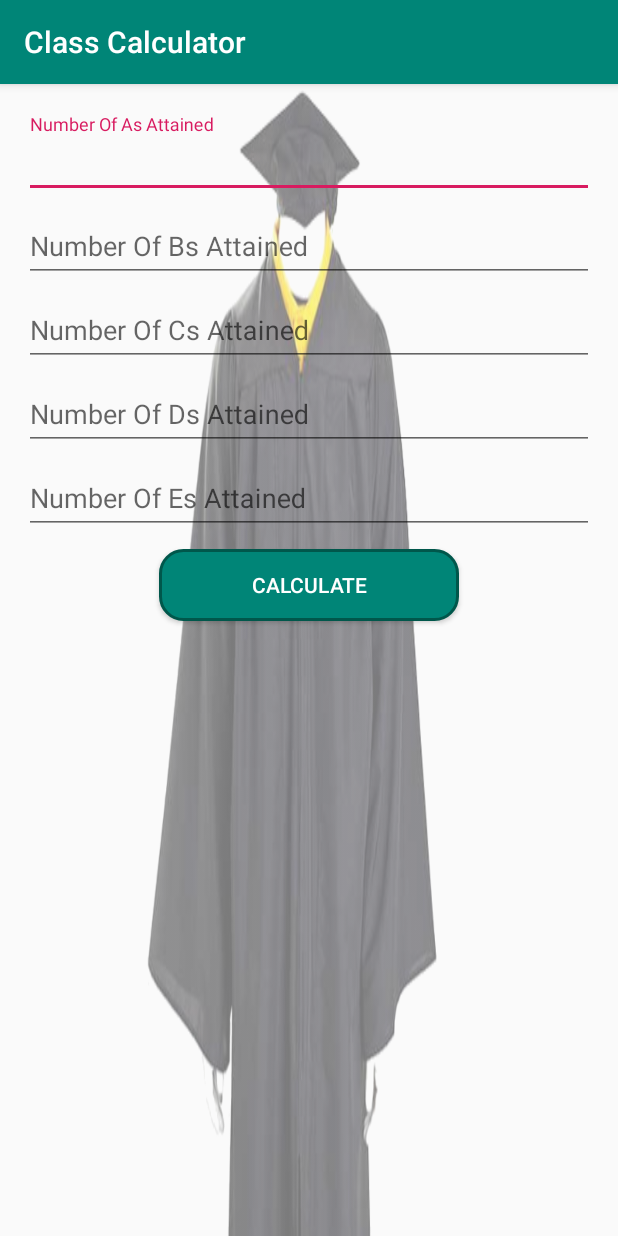
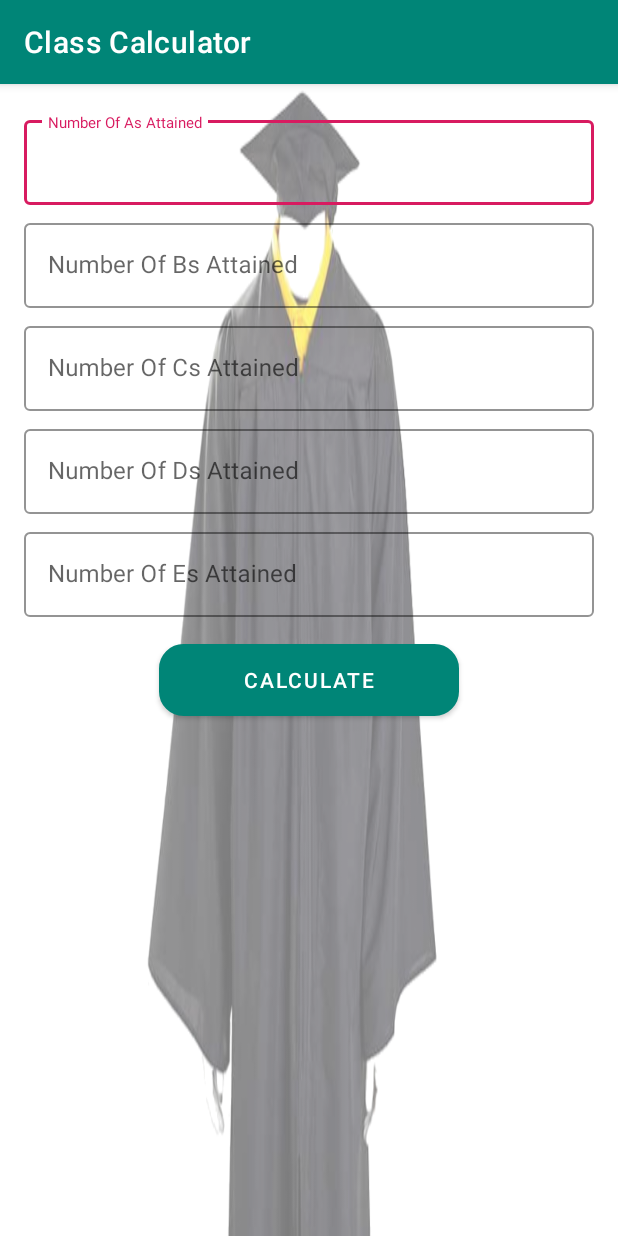
Before and after one commit to polojerry/ClassCalculator, an Android app: the screen it shows after launch (MainActivity), on a phone screen of 412 x 824 dp. Run offline under Robolectric (Android 15) with nearby library versions, the phone set to English and light mode, and no system bars.

Commit message:
Input Designed Changed to Outlined Material TExt Input Layout and TextInputEditText

```diff
--- a/app/src/main/java/com/example/student/classcalculator/MainActivity.java
+++ b/app/src/main/java/com/example/student/classcalculator/MainActivity.java
@@ -1,12 +1,14 @@
 package com.example.student.classcalculator;
 
 import android.content.Intent;
-import android.support.design.widget.TextInputEditText;
-import android.support.v7.app.AppCompatActivity;
 import android.os.Bundle;
 import android.view.View;
 import android.widget.Button;
 import android.widget.Toast;
+
+import androidx.appcompat.app.AppCompatActivity;
+
+import com.google.android.material.textfield.TextInputEditText;
 
 public class MainActivity extends AppCompatActivity {
 
--- a/app/src/main/java/com/example/student/classcalculator/ResultActivity.java
+++ b/app/src/main/java/com/example/student/classcalculator/ResultActivity.java
@@ -1,11 +1,11 @@
 package com.example.student.classcalculator;
 
 import android.content.Intent;
-import androidx.core.app.NavUtils;
-import android.support.v7.app.AppCompatActivity;
 import android.os.Bundle;
 import android.widget.ImageView;
 import android.widget.TextView;
+
+import androidx.appcompat.app.AppCompatActivity;
 
 public class ResultActivity extends AppCompatActivity {
 
--- a/app/src/main/res/layout/activity_main.xml
+++ b/app/src/main/res/layout/activity_main.xml
@@ -1,5 +1,5 @@
 <?xml version="1.0" encoding="utf-8"?>
-<android.support.constraint.ConstraintLayout xmlns:android="http://schemas.android.com/apk/res/android"
+<androidx.constraintlayout.widget.ConstraintLayout xmlns:android="http://schemas.android.com/apk/res/android"
     xmlns:app="http://schemas.android.com/apk/res-auto"
     xmlns:tools="http://schemas.android.com/tools"
     android:layout_width="match_parent"
@@ -7,7 +7,7 @@
     tools:context=".MainActivity"
     android:background="@drawable/gradation_background">
 
-    <android.support.design.widget.TextInputLayout
+    <com.google.android.material.textfield.TextInputLayout
         android:id="@+id/layout_a"
         android:layout_width="match_parent"
         android:layout_height="wrap_content"
@@ -15,20 +15,21 @@
         android:layout_marginTop="20dp"
         android:layout_marginEnd="16dp"
         android:layout_marginBottom="10dp"
+        style="@style/AppTheme.TextInputLayout"
         app:layout_constraintBottom_toTopOf="@+id/layout_b"
         app:layout_constraintEnd_toEndOf="parent"
         app:layout_constraintStart_toStartOf="parent"
         app:layout_constraintTop_toTopOf="parent">
 
-        <android.support.design.widget.TextInputEditText
+        <com.google.android.material.textfield.TextInputEditText
             android:id="@+id/input_a"
             android:layout_width="match_parent"
             android:layout_height="match_parent"
             android:hint="Number Of As Attained" />
 
-    </android.support.design.widget.TextInputLayout>
+    </com.google.android.material.textfield.TextInputLayout>
 
-    <android.support.design.widget.TextInputLayout
+    <com.google.android.material.textfield.TextInputLayout
         android:id="@+id/layout_b"
         android:layout_width="match_parent"
         android:layout_height="wrap_content"
@@ -36,17 +37,18 @@
         android:layout_marginEnd="16dp"
         app:layout_constraintEnd_toEndOf="parent"
         app:layout_constraintStart_toStartOf="parent"
-        app:layout_constraintTop_toBottomOf="@+id/layout_a">
+        app:layout_constraintTop_toBottomOf="@+id/layout_a"
+        style="@style/AppTheme.TextInputLayout">
 
-        <android.support.design.widget.TextInputEditText
+        <com.google.android.material.textfield.TextInputEditText
             android:id="@+id/input_b"
             android:layout_width="match_parent"
             android:layout_height="match_parent"
             android:hint="Number Of Bs Attained" />
 
-    </android.support.design.widget.TextInputLayout>
+    </com.google.android.material.textfield.TextInputLayout>
 
-    <android.support.design.widget.TextInputLayout
+    <com.google.android.material.textfield.TextInputLayout
         android:id="@+id/layout_c"
         android:layout_width="match_parent"
         android:layout_height="wrap_content"
@@ -54,17 +56,18 @@
         android:layout_marginEnd="16dp"
         app:layout_constraintEnd_toEndOf="parent"
         app:layout_constraintStart_toStartOf="parent"
-        app:layout_constraintTop_toBottomOf="@+id/layout_b">
+        app:layout_constraintTop_toBottomOf="@+id/layout_b"
+        style="@style/AppTheme.TextInputLayout">
 
-        <android.support.design.widget.TextInputEditText
+        <com.google.android.material.textfield.TextInputEditText
             android:id="@+id/input_c"
             android:layout_width="match_parent"
             android:layout_height="match_parent"
             android:hint="Number Of Cs Attained" />
 
-    </android.support.design.widget.TextInputLayout>
+    </com.google.android.material.textfield.TextInputLayout>
 
-    <android.support.design.widget.TextInputLayout
+    <com.google.android.material.textfield.TextInputLayout
         android:id="@+id/layout_d"
         android:layout_width="match_parent"
         android:layout_height="wrap_content"
@@ -72,17 +75,18 @@
         android:layout_marginEnd="16dp"
         app:layout_constraintEnd_toEndOf="parent"
         app:layout_constraintStart_toStartOf="parent"
-        app:layout_constraintTop_toBottomOf="@+id/layout_c">
+        app:layout_constraintTop_toBottomOf="@+id/layout_c"
+        style="@style/AppTheme.TextInputLayout">
 
-        <android.support.design.widget.TextInputEditText
+        <com.google.android.material.textfield.TextInputEditText
             android:id="@+id/input_d"
             android:layout_width="match_parent"
             android:layout_height="match_parent"
             android:hint="Number Of Ds Attained" />
 
-    </android.support.design.widget.TextInputLayout>
+    </com.google.android.material.textfield.TextInputLayout>
 
-    <android.support.design.widget.TextInputLayout
+    <com.google.android.material.textfield.TextInputLayout
         android:id="@+id/layout_e"
         android:layout_width="match_parent"
         android:layout_height="wrap_content"
@@ -90,18 +94,19 @@
         android:layout_marginEnd="16dp"
         app:layout_constraintEnd_toEndOf="parent"
         app:layout_constraintStart_toStartOf="parent"
-        app:layout_constraintTop_toBottomOf="@+id/layout_d">
+        app:layout_constraintTop_toBottomOf="@+id/layout_d"
+        style="@style/AppTheme.TextInputLayout">
 
-        <android.support.design.widget.TextInputEditText
+        <com.google.android.material.textfield.TextInputEditText
             android:id="@+id/input_e"
             android:layout_width="match_parent"
             android:layout_height="match_parent"
             android:hint="Number Of Es Attained" />
 
-    </android.support.design.widget.TextInputLayout>
+    </com.google.android.material.textfield.TextInputLayout>
 
 
-    <Button
+    <com.google.android.material.button.MaterialButton
         android:id="@+id/calculate_button"
         android:layout_width="200dp"
         android:layout_height="wrap_content"
@@ -113,4 +118,4 @@
         app:layout_constraintStart_toStartOf="@+id/layout_e"
         app:layout_constraintTop_toBottomOf="@+id/layout_e" />
 
-</android.support.constraint.ConstraintLayout>
+</androidx.constraintlayout.widget.ConstraintLayout>
--- a/app/src/main/res/layout/activity_result.xml
+++ b/app/src/main/res/layout/activity_result.xml
@@ -1,5 +1,5 @@
 <?xml version="1.0" encoding="utf-8"?>
-<android.support.constraint.ConstraintLayout xmlns:android="http://schemas.android.com/apk/res/android"
+<androidx.constraintlayout.widget.ConstraintLayout xmlns:android="http://schemas.android.com/apk/res/android"
     xmlns:app="http://schemas.android.com/apk/res-auto"
     xmlns:tools="http://schemas.android.com/tools"
     android:layout_width="match_parent"
@@ -30,4 +30,4 @@
         app:layout_constraintStart_toStartOf="@+id/image_class"
         app:layout_constraintTop_toBottomOf="@+id/image_class" />
 
-</android.support.constraint.ConstraintLayout>
+</androidx.constraintlayout.widget.ConstraintLayout>
--- a/app/src/main/res/values/styles.xml
+++ b/app/src/main/res/values/styles.xml
@@ -1,11 +1,18 @@
 <resources>
 
     <!-- Base application theme. -->
-    <style name="AppTheme" parent="Theme.AppCompat.Light.DarkActionBar">
+    <style name="AppTheme" parent="Theme.MaterialComponents.Light.DarkActionBar">
         <!-- Customize your theme here. -->
         <item name="colorPrimary">@color/colorPrimary</item>
         <item name="colorPrimaryDark">@color/colorPrimaryDark</item>
         <item name="colorAccent">@color/colorAccent</item>
     </style>
 
+    <style name="AppTheme.TextInputLayout" parent="Widget.MaterialComponents.TextInputLayout.OutlinedBox">
+        <item name="hintTextAppearance">@color/colorAccent</item>
+        <item name="hintTextColor">@color/colorAccent</item>
+        <item name="android:paddingBottom">8dp</item>
+        <item name="boxStrokeColor">@color/colorAccent</item>
+    </style>
+
 </resources>
```
